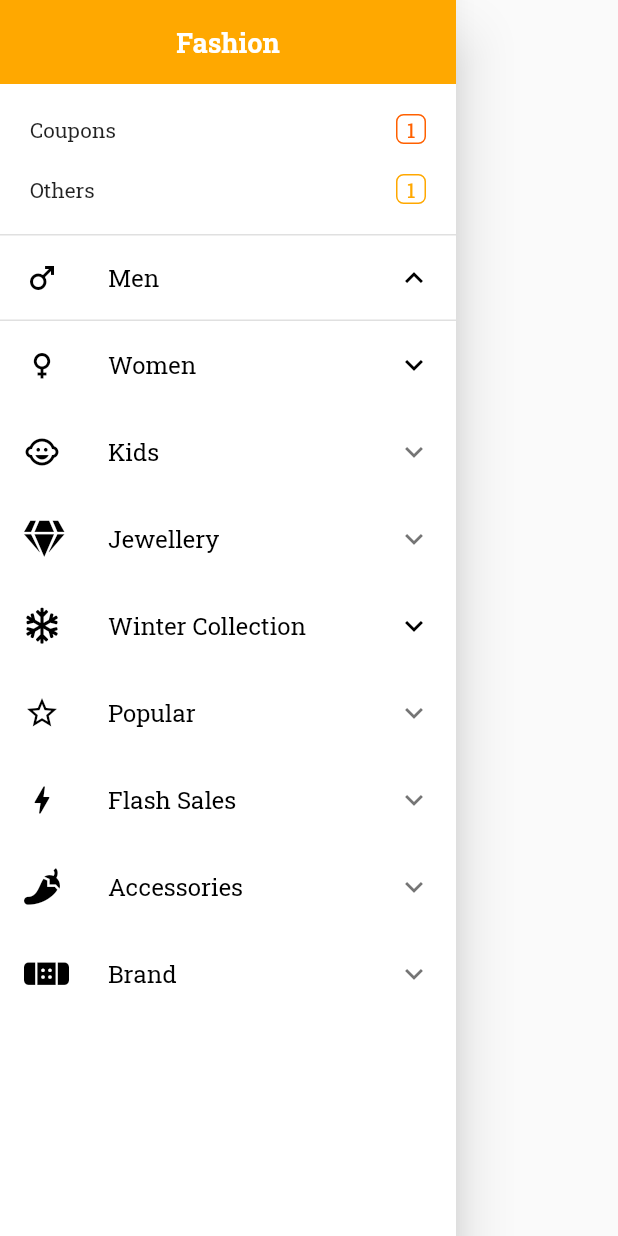
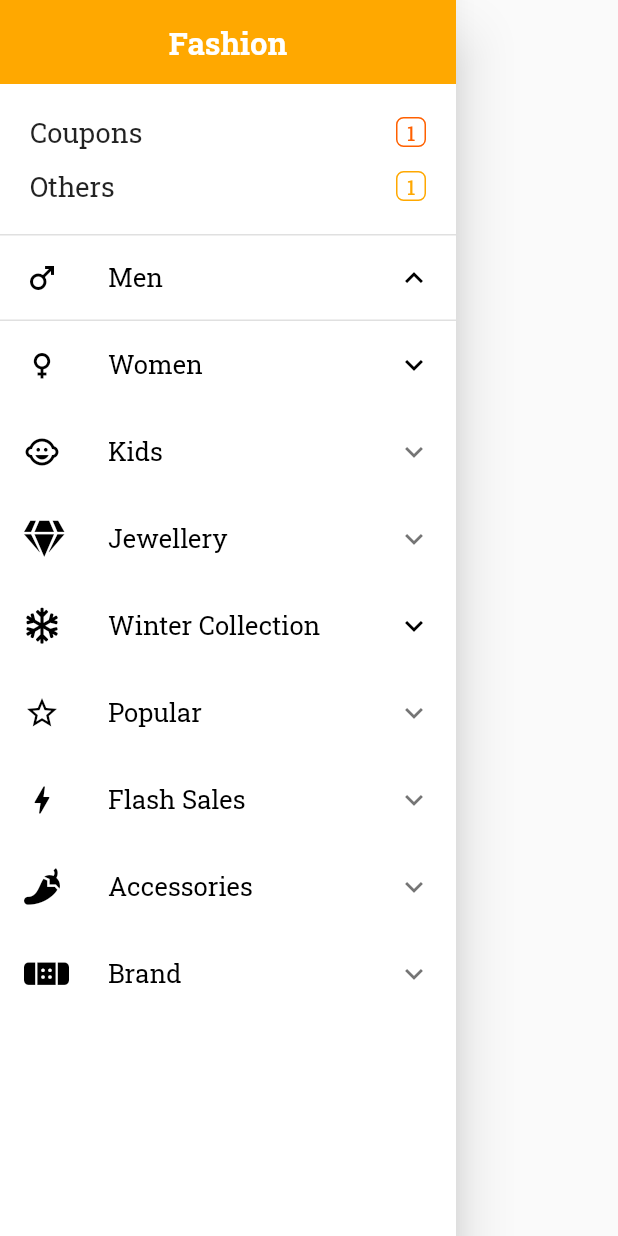
Before and after one commit to excelitai-gunjon/classy-ecom-ui-test-1, a Flutter app: the ComplexDrawer widget shown alone on an empty page, opened directly, after a tap on "Men", on a phone screen of 412 x 824 dp. Run offline on Flutter 3.47's test engine with Material 2 defaults, Android fonts, the phone set to English and light mode, and no system bars; our stand-ins replace carousel_slider, country_code_picker, dotted_border, flutter_image_slideshow, flutter_screenutil, font_awesome_flutter and 2 more.

Commit message:
mostofa edited 7th

```diff
--- a/lib/main.dart
+++ b/lib/main.dart
@@ -46,7 +46,9 @@ class MyApp extends StatelessWidget {
         //SubSubProductsModel
       ],
       child: ScreenUtilInit(
-        designSize: const Size(1080, 2160),
+        designSize: const Size(360, 640),
+        minTextAdapt: true,
+        splitScreenMode: true,
         builder: ()=> MaterialApp(
             debugShowCheckedModeBanner: false,
             title: 'Flutter Demo',
@@ -61,7 +63,7 @@ class MyApp extends StatelessWidget {
               // Notice that the counter didn't reset back to zero; the application
               // is not restarted.
               primarySwatch: Colors.blue,
-              fontFamily: GoogleFonts.robotoSlab().fontFamily
+              fontFamily: GoogleFonts.robotoSlab().fontFamily,
             ),
           supportedLocales: [
             Locale("af"),
--- a/lib/view/drawer_page/drawer_page.dart
+++ b/lib/view/drawer_page/drawer_page.dart
@@ -10,6 +10,7 @@ import 'package:provider/provider.dart';
 import 'component/colors.dart';
 import 'component/txt.dart';
 import 'component/url.dart';
+import 'package:flutter_screenutil/flutter_screenutil.dart';
 
 class ComplexDrawer extends StatefulWidget {
   const ComplexDrawer({Key? key}) : super(key: key);
@@ -89,6 +90,7 @@ class _ComplexDrawerState extends State<ComplexDrawer> {
                       title: Txt(
                         text: cdm.title,
                         color: Colors.black,
+                        fontSize: 15.sp,
                       ),
                       trailing: cdm.submenus!.isEmpty
                           ? null
@@ -121,7 +123,7 @@ class _ComplexDrawerState extends State<ComplexDrawer> {
         title: Center(
           child: Txt(
             text: "Fashion",
-            fontSize: 18,
+            fontSize: 18.sp,
             color: Colors.white,
             fontWeight: FontWeight.bold,
           ),
@@ -147,6 +149,9 @@ class _ComplexDrawerState extends State<ComplexDrawer> {
               children: [
                 Text(
                   "Coupons",
+                  style: TextStyle(
+                    fontSize: 16.sp
+                  ),
                 ),
                 Container(
                   height: 20,
@@ -176,6 +181,9 @@ class _ComplexDrawerState extends State<ComplexDrawer> {
               children: [
                 Text(
                   "Others",
+                style: TextStyle(
+                fontSize: 16.sp
+            ),
                 ),
                 Container(
                   height: 20,
--- a/lib/view/home_page/component/best_selling_product.dart
+++ b/lib/view/home_page/component/best_selling_product.dart
@@ -6,6 +6,7 @@ import 'package:classy_e_com_demo_test_ui_1/view/product_details/pop_up_product_
 import 'package:flutter/material.dart';
 import 'package:flutter/cupertino.dart';
 import 'package:provider/provider.dart';
+import 'package:flutter_screenutil/flutter_screenutil.dart';
 
 class BestSellingProduct extends StatelessWidget {
   const BestSellingProduct({Key? key}) : super(key: key);
@@ -17,15 +18,15 @@ class BestSellingProduct extends StatelessWidget {
       height: 470,
       width: double.infinity,
       child: GridView.builder(
-        padding: EdgeInsets.symmetric(horizontal: 8, vertical: 8),
+        padding: EdgeInsets.symmetric(horizontal: 8.w, vertical: 8.h),
         physics: NeverScrollableScrollPhysics(),
         shrinkWrap: false,
         itemCount: BestSellingProductModel.list.length,
         gridDelegate: SliverGridDelegateWithFixedCrossAxisCount(
           crossAxisCount: 2,
-          crossAxisSpacing: 10,
+          crossAxisSpacing: 15,
           childAspectRatio: 3 / 2,
-          mainAxisSpacing: 10,
+          mainAxisSpacing: 15,
           mainAxisExtent: 220,
         ),
         itemBuilder: (BuildContext context, i) {
@@ -75,7 +76,7 @@ class BestSellingProduct extends StatelessWidget {
                     children: [
                       Container(
                         width: double.infinity,
-                        height: 100,
+                        height: 110.h,
                         decoration: BoxDecoration(
                           image: DecorationImage(
                               image: AssetImage(product.imageUrl.toString()),
@@ -173,8 +174,12 @@ class BestSellingProduct extends StatelessWidget {
                           crossAxisAlignment: CrossAxisAlignment.start,
                           mainAxisAlignment: MainAxisAlignment.spaceBetween,
                           children: [
-                            Text(product.productName.toString()),
-                            Text(product.productDetail.toString()),
+                            Text(product.productName.toString(),
+                              style: TextStyle(fontSize: 15.sp),
+                            ),
+                            Text(product.productDetail.toString(),
+                              style: TextStyle(fontSize: 12.sp),
+                            ),
                             Row(
                               mainAxisAlignment: MainAxisAlignment.spaceBetween,
                               children: [
@@ -183,8 +188,10 @@ class BestSellingProduct extends StatelessWidget {
                                     Text(
                                       "\$" + product.productPrice.toString(),
                                       style: TextStyle(
-                                          color: Color(0xffFF6000),
-                                          fontWeight: FontWeight.bold),
+                                        color: Color(0xffFF6000),
+                                        fontWeight: FontWeight.bold,
+                                          fontSize: 12.sp
+                                      ),
                                     ),
                                   ],
                                 ),
@@ -214,7 +221,7 @@ class BestSellingProduct extends StatelessWidget {
                     alignment: Alignment.centerRight,
                     child: SizedBox(
                       width: double.infinity,
-                      height: 100,
+                      height: 100.h,
                       child: Row(
                         crossAxisAlignment: CrossAxisAlignment.center,
                         mainAxisAlignment: MainAxisAlignment.center,
--- a/lib/view/home_page/component/body.dart
+++ b/lib/view/home_page/component/body.dart
@@ -23,6 +23,7 @@ import 'package:provider/provider.dart';
 import '../../../main.dart';
 import 'hot_deals.dart';
 import 'best_selling_banner.dart';
+import 'package:flutter_screenutil/flutter_screenutil.dart';
 
 class Home extends StatefulWidget {
   const Home({Key? key}) : super(key: key);
@@ -56,14 +57,14 @@ class _HomeState extends State<Home> with SingleTickerProviderStateMixin {
       child: Column(
         children: [
           SizedBox(
-            height: 20,
+            height: 20.h,
           ),
           Padding(
-            padding: const EdgeInsets.symmetric(horizontal: 10),
+            padding: EdgeInsets.symmetric(horizontal: 10.w),
             child: Row(
               mainAxisAlignment: MainAxisAlignment.spaceBetween,
               children: [
-                Text("Top Categories"),
+                Text("Top Categories", style: TextStyle(fontSize: 16.sp),),
                 GestureDetector(
                   onTap: (){
                     final appBar =
@@ -73,13 +74,13 @@ class _HomeState extends State<Home> with SingleTickerProviderStateMixin {
                         listen: false);
                     view.setSecondaryPage(1);
                   },
-                  child: Text("View All"),
+                  child: Text("View All", style: TextStyle(fontSize: 13.sp)),
                 ),
               ],
             ),
           ),
           SizedBox(
-            height: 10,
+            height: 10.h,
           ),
           TopCategoryListviewBuilder(),
           ImageSlideShowCustom(),
@@ -98,7 +99,7 @@ class _HomeState extends State<Home> with SingleTickerProviderStateMixin {
           ///
           ///
           SizedBox(
-            height: 20,
+            height: 20.h,
           ),
 
           ///
@@ -115,7 +116,7 @@ class _HomeState extends State<Home> with SingleTickerProviderStateMixin {
           ///
           ///
           SizedBox(
-            height: 50,
+            height: 40.h,
           ),
 
           ///
@@ -133,7 +134,7 @@ class _HomeState extends State<Home> with SingleTickerProviderStateMixin {
                     image: AssetImage("images/offers.png"), fit: BoxFit.fill)),
           ),
           SizedBox(
-            height: 20,
+            height: 30.h,
           ),
 
           ///
@@ -145,7 +146,7 @@ class _HomeState extends State<Home> with SingleTickerProviderStateMixin {
           ///
           BestSellingBanner(),
           SizedBox(
-            height: 30,
+            height: 20.h,
           ),
 
           ///
@@ -164,7 +165,7 @@ class _HomeState extends State<Home> with SingleTickerProviderStateMixin {
           ///
           ///
           SizedBox(
-            height: 20,
+            height: 20.h,
           ),
           HotDeals(),
 
--- a/lib/view/home_page/component/hot_deals.dart
+++ b/lib/view/home_page/component/hot_deals.dart
@@ -10,6 +10,7 @@ import 'package:classy_e_com_demo_test_ui_1/view/home_page/component/hot_deal_di
 import 'package:flutter/material.dart';
 import 'package:flutter/cupertino.dart';
 import 'package:provider/provider.dart';
+import 'package:flutter_screenutil/flutter_screenutil.dart';
 
 class HotDeals extends StatefulWidget {
   const HotDeals({Key? key}) : super(key: key);
@@ -550,7 +551,7 @@ class _HotDealsState extends State<HotDeals>
                                 //icon: Icon(Icons.directions_bike),
                                 child: Text(
                                   "Latest Products",
-                                  style: TextStyle(fontSize: 10),
+                                  style: TextStyle(fontSize: 10.sp),
                                 ),
                               ),
                               Tab(
@@ -559,7 +560,7 @@ class _HotDealsState extends State<HotDeals>
                                 // ),
                                 child: Text(
                                   "Top Rated",
-                                  style: TextStyle(fontSize: 10),
+                                  style: TextStyle(fontSize: 10.sp),
                                 ),
                               ),
                             ],
--- a/lib/view/home_page/component/most_populler_HeadLine.dart
+++ b/lib/view/home_page/component/most_populler_HeadLine.dart
@@ -1,5 +1,6 @@
 import 'package:flutter/material.dart';
 import 'package:flutter/cupertino.dart';
+import 'package:flutter_screenutil/flutter_screenutil.dart';
 
 class MostPopullerHeadLine extends StatelessWidget {
   const MostPopullerHeadLine({Key? key}) : super(key: key);
@@ -9,11 +10,11 @@ class MostPopullerHeadLine extends StatelessWidget {
     return Align(
       alignment: Alignment.centerLeft,
       child: Padding(
-        padding: const EdgeInsets.symmetric(horizontal: 8, vertical: 20),
+        padding: EdgeInsets.symmetric(horizontal: 8.w, vertical: 18.h),
         child: Text(
           "Most Popular",
           style: TextStyle(
-            fontSize: 20,
+            fontSize: 20.sp,
             //fontWeight: FontWeight.bold,
             //color: Colors.black87,
           ),
--- a/lib/view/home_page/component/most_populler_list_view_builder.dart
+++ b/lib/view/home_page/component/most_populler_list_view_builder.dart
@@ -5,6 +5,7 @@ import 'package:classy_e_com_demo_test_ui_1/model/most_popular_product_model.dar
 import 'package:flutter/material.dart';
 import 'package:flutter/cupertino.dart';
 import 'package:provider/provider.dart';
+import 'package:flutter_screenutil/flutter_screenutil.dart';
 
 class MostPopullerListViewBuilder extends StatelessWidget {
   const MostPopullerListViewBuilder({Key? key}) : super(key: key);
@@ -16,7 +17,7 @@ class MostPopullerListViewBuilder extends StatelessWidget {
       child: ListView.separated(
         separatorBuilder: (context, index) {
           return SizedBox(
-            width: 3,
+            width: 5.w,
           );
         },
         shrinkWrap: true,
@@ -113,11 +114,15 @@ class MostPopullerListViewBuilder extends StatelessWidget {
                                 ),
                               ),
                             ),
-                            Text(product.productName.toString()),
+                            Text(product.productName.toString(),
+                              style: TextStyle(fontSize: 14.sp),
+                            ),
                             Row(
                               mainAxisAlignment: MainAxisAlignment.spaceBetween,
                               children: [
-                                Text("\$" + product.productPrice.toString()),
+                                Text("\$" + product.productPrice.toString(),
+                                    style: TextStyle(fontSize: 13.sp)
+                                ),
                                 Container(
                                   height: 20,
                                   width: 20,
--- a/lib/view/home_page/component/new_arrivals_headline_button.dart
+++ b/lib/view/home_page/component/new_arrivals_headline_button.dart
@@ -3,6 +3,7 @@ import 'package:classy_e_com_demo_test_ui_1/controller/secondary_page_controller
 import 'package:flutter/material.dart';
 import 'package:flutter/cupertino.dart';
 import 'package:provider/provider.dart';
+import 'package:flutter_screenutil/flutter_screenutil.dart';
 
 class NewArrivalsHeadLineButton extends StatelessWidget {
   const NewArrivalsHeadLineButton({Key? key}) : super(key: key);
@@ -10,21 +11,21 @@ class NewArrivalsHeadLineButton extends StatelessWidget {
   @override
   Widget build(BuildContext context) {
     return Padding(
-      padding: const EdgeInsets.symmetric(horizontal: 8, vertical: 10),
+      padding: EdgeInsets.symmetric(horizontal: 8.w, vertical: 10.h),
       child: Row(
         mainAxisAlignment: MainAxisAlignment.spaceBetween,
         children: [
           Text(
             "New Arrivals",
             style: TextStyle(
-              fontSize: 20,
+              fontSize: 20.sp,
               //fontWeight: FontWeight.bold,
               //color: Colors.black87,
             ),
           ),
           SizedBox(
-            height: 25,
-            width: 70,
+            height: 30,
+            width: 70.w,
             child: ElevatedButton(
               style: ElevatedButton.styleFrom(
                 primary: Color(0xffFF6000),
@@ -39,7 +40,9 @@ class NewArrivalsHeadLineButton extends StatelessWidget {
                 view.setSecondaryPage(1);
 
               },
-              child: Text("More"),
+              child: Text("More",
+                style: TextStyle(fontSize: 14.sp),
+              ),
             ),
           ),
         ],
--- a/lib/view/home_page/component/new_arrivals_list_view.dart
+++ b/lib/view/home_page/component/new_arrivals_list_view.dart
@@ -5,6 +5,7 @@ import 'package:classy_e_com_demo_test_ui_1/model/new_arrival_madel.dart';
 import 'package:flutter/material.dart';
 import 'package:flutter/cupertino.dart';
 import 'package:provider/provider.dart';
+import 'package:flutter_screenutil/flutter_screenutil.dart';
 
 class NewArrivalsListView extends StatelessWidget {
   const NewArrivalsListView({Key? key}) : super(key: key);
@@ -16,7 +17,7 @@ class NewArrivalsListView extends StatelessWidget {
       child: ListView.separated(
         separatorBuilder: (context, index) {
           return SizedBox(
-            width: 3,
+            width: 5.w,
           );
         },
         shrinkWrap: true,
@@ -88,8 +89,11 @@ class NewArrivalsListView extends StatelessWidget {
                                 borderRadius: BorderRadius.circular(15),
                               ),
                             ),
-                            Text(product.productName.toString()),
-                            Text(product.productDetail.toString()),
+                            Text(product.productName.toString(),
+                              style: TextStyle(fontSize: 17.sp),
+                            ),
+                            Text(product.productDetail.toString(),
+                              style: TextStyle(fontSize: 14.sp),),
                             Row(
                               mainAxisAlignment:
                               MainAxisAlignment.spaceBetween,
--- a/lib/view/home_page/component/top_category_listview_builder.dart
+++ b/lib/view/home_page/component/top_category_listview_builder.dart
@@ -1,6 +1,7 @@
 import 'package:classy_e_com_demo_test_ui_1/model/top_categories_model.dart';
 import 'package:flutter/material.dart';
 import 'package:flutter/cupertino.dart';
+import 'package:flutter_screenutil/flutter_screenutil.dart';
 
 class TopCategoryListviewBuilder extends StatelessWidget {
   const TopCategoryListviewBuilder({Key? key}) : super(key: key);
@@ -8,14 +9,14 @@ class TopCategoryListviewBuilder extends StatelessWidget {
   @override
   Widget build(BuildContext context) {
     return SizedBox(
-      height: 100,
+      height: 90.h,
       width: MediaQuery.of(context).size.width,
       child: Padding(
-        padding: const EdgeInsets.only(left: 10, top: 10, bottom: 10),
+        padding: EdgeInsets.only(left: 10.w, top: 10.h, bottom: 10.h),
         child: ListView.separated(
           separatorBuilder: (context, index) {
             return SizedBox(
-              width: 20,
+              width: 20.w,
             );
           },
           shrinkWrap: true,
@@ -52,7 +53,9 @@ class TopCategoryListviewBuilder extends StatelessWidget {
                 SizedBox(
                   height: 4,
                 ),
-                Center(child: Text(categoriData.categoriName.toString())),
+                Center(child: Text(categoriData.categoriName.toString(),
+                  style: TextStyle(fontSize: 14.sp),
+                )),
               ],
             );
           },
--- a/lib/view/home_page/component/trending.dart
+++ b/lib/view/home_page/component/trending.dart
@@ -4,6 +4,7 @@ import 'package:classy_e_com_demo_test_ui_1/model/trending_model.dart';
 import 'package:flutter/material.dart';
 import 'package:flutter/cupertino.dart';
 import 'package:provider/provider.dart';
+import 'package:flutter_screenutil/flutter_screenutil.dart';
 
 class Trending extends StatelessWidget {
   const Trending({Key? key}) : super(key: key);
@@ -11,7 +12,7 @@ class Trending extends StatelessWidget {
   @override
   Widget build(BuildContext context) {
     return Padding(
-      padding: const EdgeInsets.only(left: 8.0),
+      padding: EdgeInsets.only(left: 8.w),
       child: Column(
         children: [
           Row(
@@ -20,7 +21,7 @@ class Trending extends StatelessWidget {
               Text(
                 "Trending",
                 style: TextStyle(
-                  fontSize: 20,
+                  fontSize: 20.sp,
                 ),
               ),
               TextButton(
@@ -42,7 +43,7 @@ class Trending extends StatelessWidget {
               shrinkWrap: false,
               separatorBuilder: (context, index) {
                 return SizedBox(
-                  height: 10,
+                  height: 10.h,
                 );
               },
               itemCount: TrendingModel.list.length,
@@ -116,8 +117,12 @@ class Trending extends StatelessWidget {
                                 mainAxisAlignment:
                                 MainAxisAlignment.spaceBetween,
                                 children: [
-                                  Text(item.productName.toString()),
-                                  Text(item.productDetail.toString()),
+                                  Text(item.productName.toString(),
+                                    style: TextStyle(fontSize: 16.sp),
+                                  ),
+                                  Text(item.productDetail.toString(),
+                                    style: TextStyle(fontSize: 13.sp),
+                                  ),
                                   Row(
                                     children: [
                                       Text("\$ ",style: TextStyle(color: Color(0xffFF6000)),),
```
